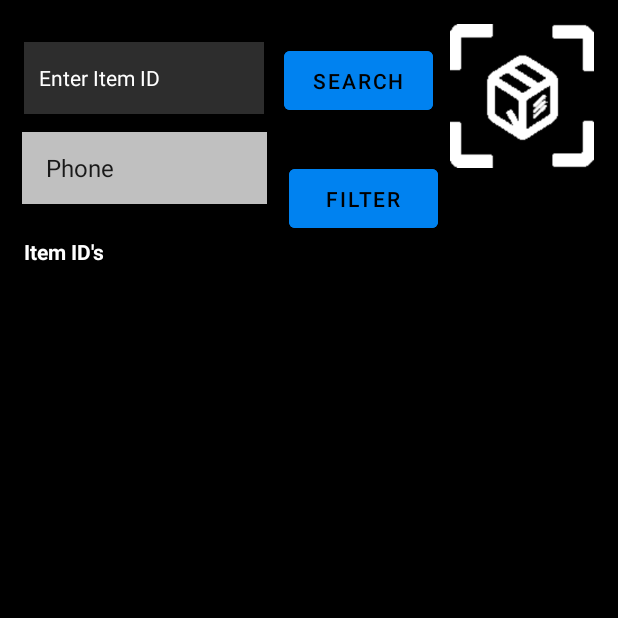
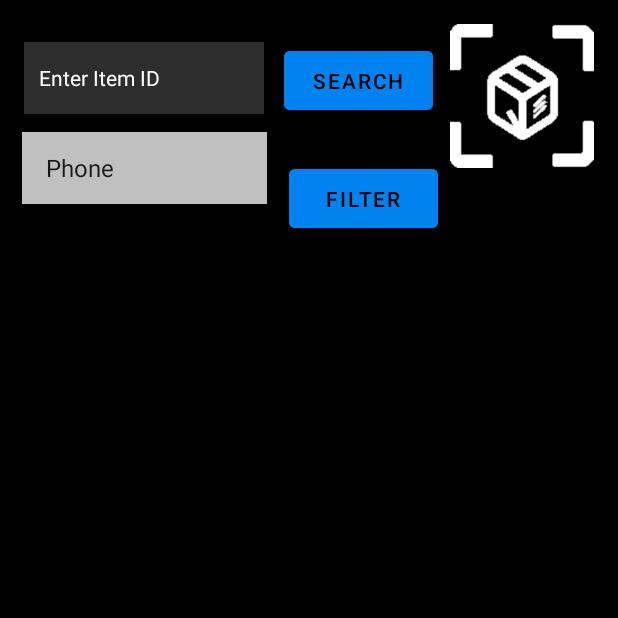
Before and after one commit to eeibmce/QuarterMaster, an Android app: the ItemListView screen opened directly, with no data from a screen before it, after a tap on "FILTER", on a phone screen of 412 x 824 dp, the top half of it. Run offline under Robolectric (Android 15) with nearby library versions, the phone set to English and light mode, and no system bars; our stand-ins replace Firebase (no records; nobody signed in at launch, a user with empty details on screens opened directly).

Commit message:
Small enhancements to item view

```diff
--- a/app/src/main/java/com/example/quartermaster/ItemListView.java
+++ b/app/src/main/java/com/example/quartermaster/ItemListView.java
@@ -2,7 +2,6 @@ package com.example.quartermaster;
 
 
 import android.content.Intent;
-import android.graphics.Typeface;
 import android.os.Bundle;
 import android.text.TextUtils;
 import android.widget.ArrayAdapter;
@@ -46,10 +45,7 @@ public class ItemListView extends AppCompatActivity {
 
         mFilterBtn.setOnClickListener(v -> {
             String search = mSearchBar.getSelectedItem().toString().trim();
-            mUID.setTypeface(mUID.getTypeface(), Typeface.BOLD);
-            mUID.setText("Item ID's");
-            mUID.setTypeface(mUID.getTypeface(), Typeface.NORMAL);
-
+            mUID.setText("");
 
             db.collection("Items")
                     .whereEqualTo("ItemType", search)
@@ -57,6 +53,7 @@ public class ItemListView extends AppCompatActivity {
                     .addOnCompleteListener(task -> {
                         if (task.isSuccessful()) {
                             for (QueryDocumentSnapshot document : task.getResult()) {
+
                                 mUID.append("\n");
                                 mUID.append(document.getId());
                                 mUID.append("\n");
```
Also changed, not shown: app/src/main/java/com/example/quartermaster/ItemView.java (+7 -7 lines).
